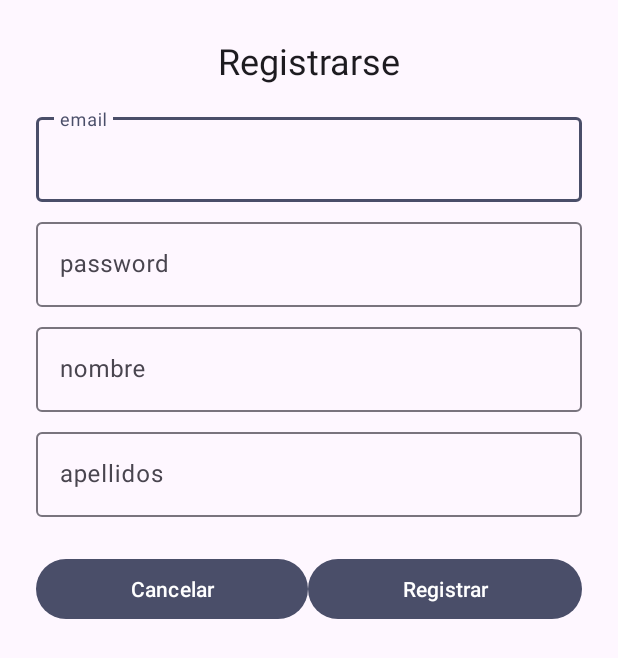
After one commit to SCHsebastian/PrestaShop, an Android app: the layout dialog_register.xml on its own in the app's theme, with its tools: preview values and no code run, on a phone screen of 412 x 824 dp. The commit adds this screen. Shown: the top 658 px of the screen. Run offline under Robolectric (Android 15) with nearby library versions, the phone set to English and light mode, and no system bars.

Commit message:
Inicio de proyecto

```diff
--- a/app/build.gradle
+++ b/app/build.gradle
@@ -47,6 +47,7 @@ dependencies {
     implementation 'com.squareup.retrofit2:retrofit:2.9.0'
     implementation 'com.squareup.retrofit2:converter-gson:2.9.0'
     implementation 'com.google.code.gson:gson:2.8.6'
+    implementation 'com.squareup.retrofit2:converter-simplexml:2.9.0'
 
     //Picasso para las imagenes
     implementation 'com.squareup.picasso:picasso:2.71828'
--- /dev/null
+++ b/app/src/main/res/layout/dialog_register.xml
@@ -0,0 +1,89 @@
+<?xml version="1.0" encoding="utf-8"?>
+<LinearLayout xmlns:android="http://schemas.android.com/apk/res/android"
+    android:layout_width="match_parent"
+    android:layout_height="wrap_content"
+    android:orientation="vertical"
+    android:paddingHorizontal="@dimen/dialog_horizontal_padding"
+    android:paddingVertical="@dimen/dialog_vertical_padding">
+
+    <TextView
+        android:id="@+id/tvDialogTitulo"
+        android:layout_width="match_parent"
+        android:layout_height="wrap_content"
+        android:layout_marginBottom="@dimen/titlespace"
+        android:text="Registrarse"
+        android:textAlignment="center"
+        android:textAppearance="@style/MaterialAlertDialog.Material3.Title.Text"
+        android:textSize="24sp" />
+
+    <com.google.android.material.textfield.TextInputLayout
+        android:layout_width="match_parent"
+        android:layout_height="wrap_content"
+        android:layout_marginBottom="@dimen/space_between_items">
+
+        <com.google.android.material.textfield.TextInputEditText
+            android:id="@+id/etDialogEmail"
+            android:layout_width="match_parent"
+            android:layout_height="wrap_content"
+            android:hint="email" />
+
+    </com.google.android.material.textfield.TextInputLayout>
+
+    <com.google.android.material.textfield.TextInputLayout
+        android:layout_width="match_parent"
+        android:layout_height="wrap_content"
+        android:layout_marginBottom="@dimen/space_between_items">
+
+        <com.google.android.material.textfield.TextInputEditText
+            android:id="@+id/etDialogPass"
+            android:layout_width="match_parent"
+            android:layout_height="wrap_content"
+            android:hint="password" />
+    </com.google.android.material.textfield.TextInputLayout>
+
+    <com.google.android.material.textfield.TextInputLayout
+        android:layout_width="match_parent"
+        android:layout_height="wrap_content"
+        android:layout_marginBottom="@dimen/space_between_items">
+
+        <com.google.android.material.textfield.TextInputEditText
+            android:id="@+id/etDialogNombre"
+            android:layout_width="match_parent"
+            android:layout_height="wrap_content"
+            android:hint="nombre" />
+
+    </com.google.android.material.textfield.TextInputLayout>
+
+    <com.google.android.material.textfield.TextInputLayout
+        android:layout_width="match_parent"
+        android:layout_height="wrap_content">
+
+        <com.google.android.material.textfield.TextInputEditText
+            android:id="@+id/etDialogApellidos"
+            android:layout_width="match_parent"
+            android:layout_height="wrap_content"
+            android:hint="apellidos" />
+
+    </com.google.android.material.textfield.TextInputLayout>
+
+    <LinearLayout
+        android:layout_width="match_parent"
+        android:layout_height="wrap_content"
+        android:layout_marginTop="@dimen/space_body_to_buttons"
+        android:orientation="horizontal">
+
+        <Button
+            android:id="@+id/btnDialogCancelar"
+            android:layout_width="wrap_content"
+            android:layout_height="wrap_content"
+            android:layout_weight="1"
+            android:text="Cancelar" />
+
+        <Button
+            android:id="@+id/btnDialogRegistrar"
+            android:layout_width="wrap_content"
+            android:layout_height="wrap_content"
+            android:layout_weight="1"
+            android:text="Registrar" />
+    </LinearLayout>
+</LinearLayout>
--- a/app/src/main/res/values/dimens.xml
+++ b/app/src/main/res/values/dimens.xml
@@ -2,4 +2,13 @@
     <!-- Default screen margins, per the Android Design guidelines. -->
     <dimen name="activity_horizontal_margin">16dp</dimen>
     <dimen name="activity_vertical_margin">16dp</dimen>
+
+    <!-- Default padding for the content of a dialog, per the Android Design guidelines. -->
+    <dimen name="dialog_horizontal_padding">24dp</dimen>
+    <dimen name="dialog_vertical_padding">24dp</dimen>
+    <dimen name="space_between_buttons">8dp</dimen>
+    <dimen name="space_between_items">8dp</dimen>
+    <dimen name="space_body_to_buttons">24dp</dimen>
+    <dimen name="titlespace">16dp</dimen>
+
 </resources>
```
Also changed, not shown: app/src/main/java/es/mercaelche/prestashop/db/classes/Psdata.java (+13 -0 lines), app/src/main/java/es/mercaelche/prestashop/db/classes/User.java (+68 -25 lines), app/src/main/java/es/mercaelche/prestashop/db/retrofit/ApiUtils.java (+7 -5 lines), app/src/main/java/es/mercaelche/prestashop/db/retrofit/RetrofitClient.java (+16 -1 lines), app/src/main/java/es/mercaelche/prestashop/db/retrofit/StandarApi.java (added, +15 -0 lines), app/src/main/java/es/mercaelche/prestashop/db/retrofit/UserApi.java (+16 -8 lines), app/src/main/java/es/mercaelche/prestashop/db/retrofit/responses/Response.java (added, +44 -0 lines), app/src/main/java/es/mercaelche/prestashop/db/retrofit/responses/ResponseText.java (added, +42 -0 lines), app/src/main/java/es/mercaelche/prestashop/ui/home/HomeFragment.java (+45 -16 lines), app/src/main/java/es/mercaelche/prestashop/utils/dialogs/RegisterDialog.java (added, +77 -0 lines), app/src/main/res/layout/fragment_home.xml (+6 -4 lines).
